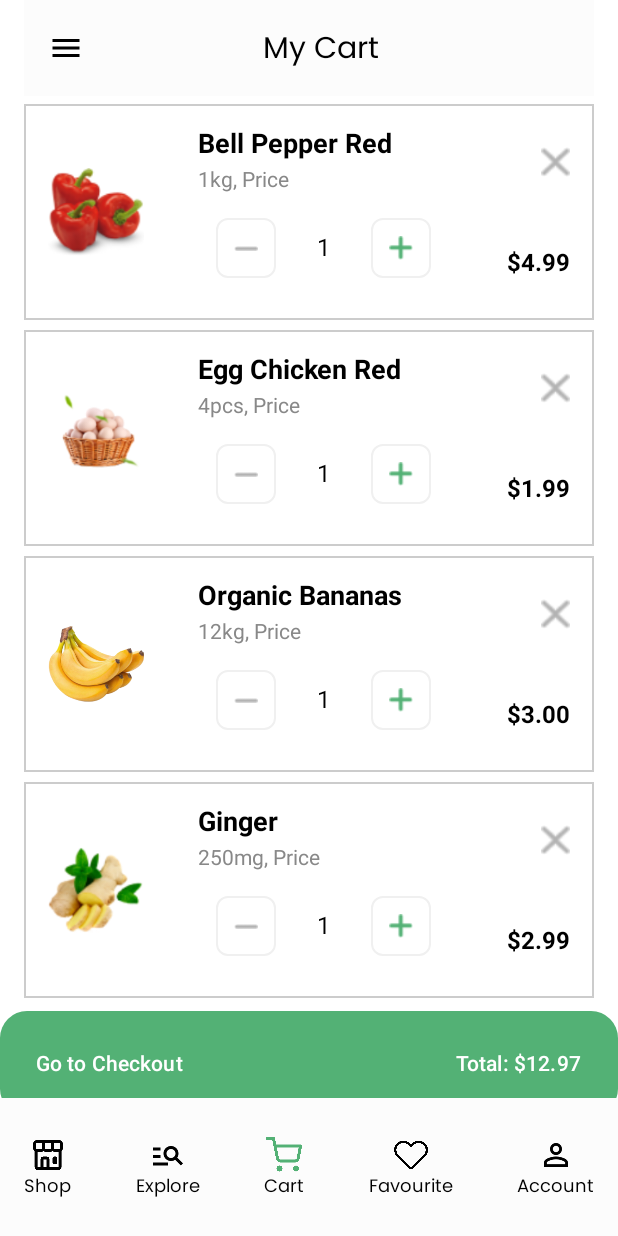
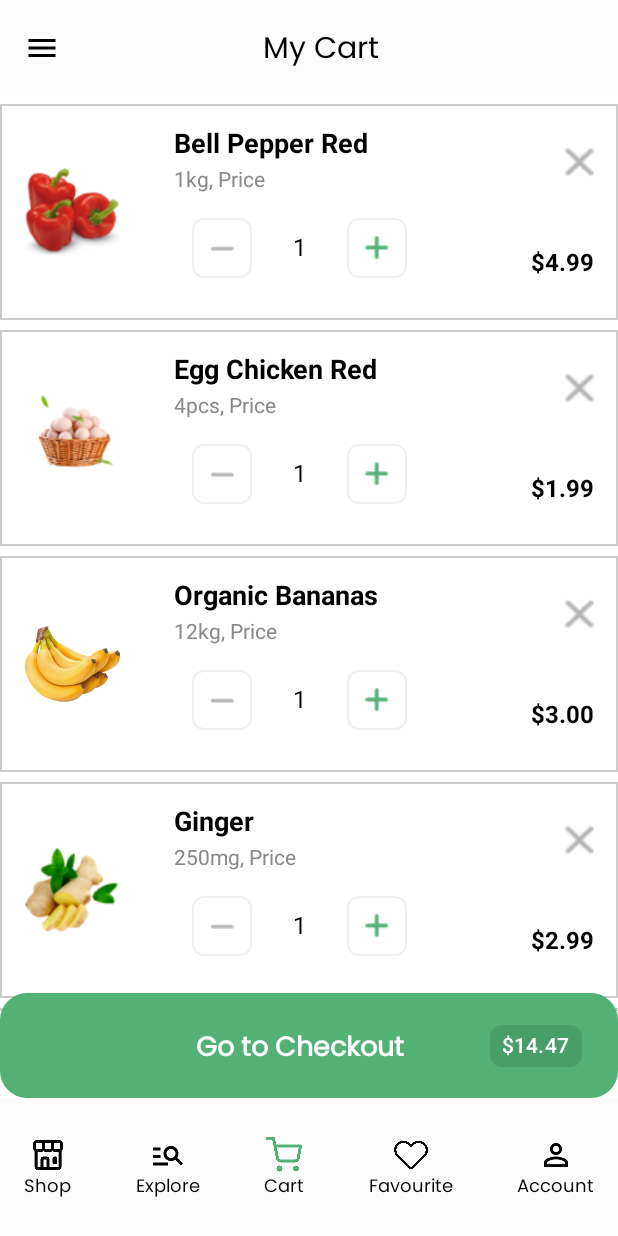
Before and after one commit to maticukier/Grupo_6, an Android app built with Jetpack Compose: the @Preview function CartScreenPreview, on a phone screen of 412 x 824 dp. Run offline under Robolectric (Android 15) with nearby library versions, the phone set to English and light mode, and no system bars.

Commit message:
Arreglo Botón y scroll de CartScreen, Arreglos generales en FavouriteScreen y correccion de redirect en el LoginScreen

```diff
--- a/app/src/main/java/com/example/grupo_6/CartScreen.kt
+++ b/app/src/main/java/com/example/grupo_6/CartScreen.kt
@@ -28,6 +28,7 @@ import androidx.compose.ui.text.TextStyle
 import androidx.compose.ui.text.font.Font
 import androidx.compose.ui.text.font.FontFamily
 import androidx.compose.ui.text.font.FontWeight
+import androidx.compose.ui.text.style.TextAlign
 import androidx.compose.ui.unit.sp
 
 
@@ -50,16 +51,10 @@ fun CartScreen(navController: NavHostController, isDarkMode: Boolean) {
                     .background(backgroundColor)
                     .padding(innerPadding)
             ) {
-                Column(
+                LazyColumn(
                     modifier = Modifier
                         .fillMaxSize()
-                        .padding(bottom = 80.dp) // Espacio para el botón
-                ) {
-                    LazyColumn(
-                        modifier = Modifier
-                            .fillMaxWidth()
-                            .weight(1f) // Ocupa el espacio restante en la columna
-                            .padding(horizontal = 16.dp)
+                        .padding(bottom = 150.dp) // Espacio para el botón y el Footer
                 ) {
                     item {
                         Header(title = "My Cart", isDarkMode = isDarkMode)
@@ -70,8 +65,16 @@ fun CartScreen(navController: NavHostController, isDarkMode: Boolean) {
                         ProductInCart(productCart = product, isDarkMode = isDarkMode)
                     }
 
+                    item {
+                        Spacer(modifier = Modifier.height(16.dp)) // Added spacer to increase separation
+                    }
                 }
 
+                Column(
+                    modifier = Modifier
+                        .fillMaxSize(),
+                    verticalArrangement = Arrangement.Bottom
+                ) {
                     Button(
                         onClick = {
                             showCheckoutDialog = true
@@ -81,27 +84,36 @@ fun CartScreen(navController: NavHostController, isDarkMode: Boolean) {
                             .height(70.dp),
                         colors = ButtonDefaults.buttonColors(containerColor = colorResource(id = R.color.Splash)),
                         shape = RoundedCornerShape(18.dp)
-                    )  {
+                    ) {
                         Row(
                             modifier = Modifier.fillMaxWidth(),
-                            horizontalArrangement = Arrangement.SpaceBetween,
                             verticalAlignment = Alignment.CenterVertically
-                        ){
-                            Text("Go to Checkout", color = Color.White)
-                            Text("Total: $$total", color = Color.White)                    }
+                        ) {
+                            Spacer(modifier = Modifier.weight(1.5f)) // Adjusted weight to push text slightly to the right
+                            Text(
+                                "Go to Checkout",
+                                color = Color.White,
+                                textAlign = TextAlign.Center,
+                                style = TextStyle(fontFamily = poppins, fontWeight = FontWeight.Bold, fontSize = 18.sp)
+                            )
+                            Spacer(modifier = Modifier.weight(0.8f)) // Adjusted weight to balance the layout
+                            Box(
+                                modifier = Modifier
+                                    .background(Color(0xFF489E67), RoundedCornerShape(8.dp))
+                                    .padding(horizontal = 8.dp, vertical = 4.dp)
+                            ) {
+                                Text("$$total", color = Color.White)
                             }
                         }
-
-
-
-
+                    }
 
                     Footer(
                         navController = navController,
                         selectedRoute = "cart",
                         isDarkMode = isDarkMode,
-                    modifier = Modifier.align(Alignment.BottomCenter) // Alineación del Footer al fondo
+                        modifier = Modifier.fillMaxWidth() // Alineación del Footer al fondo
                     )
+                }
             }
         }
     )
@@ -153,6 +165,7 @@ val ProductsInCart = listOf(
     CartProduct("Egg Chicken Red", "4pcs, Price", "$1.99", R.drawable.egg, 1),
     CartProduct("Organic Bananas", "12kg, Price", "$3.00", R.drawable.banana, 1),
     CartProduct("Ginger", "250mg, Price", "$2.99", R.drawable.ginger, 1),
+    CartProduct("Sprite Can", "325ml, Price", "$1.50", R.drawable.sprite, 1),
 )
 @Preview(showBackground = true)
 @Composable
--- a/app/src/main/java/com/example/grupo_6/LoginScreen.kt
+++ b/app/src/main/java/com/example/grupo_6/LoginScreen.kt
@@ -157,7 +157,7 @@ fun LoginScreen(navController: NavController) {
                     Log.d("LoginResponse", response)
                     if (response.contains("success")) {
                         // Navegar a la pantalla principal o dashboard
-                        navController.navigate("shop") {
+                        navController.navigate("location") {
                             popUpTo("login") { inclusive = true } // Eliminar la pantalla de login de la pila
                         }
                     }
```
Also changed, not shown: app/src/main/java/com/example/grupo_6/FavouriteScreen.kt (+18 -6 lines). Lines whose indentation alone changed are shown as unchanged.
